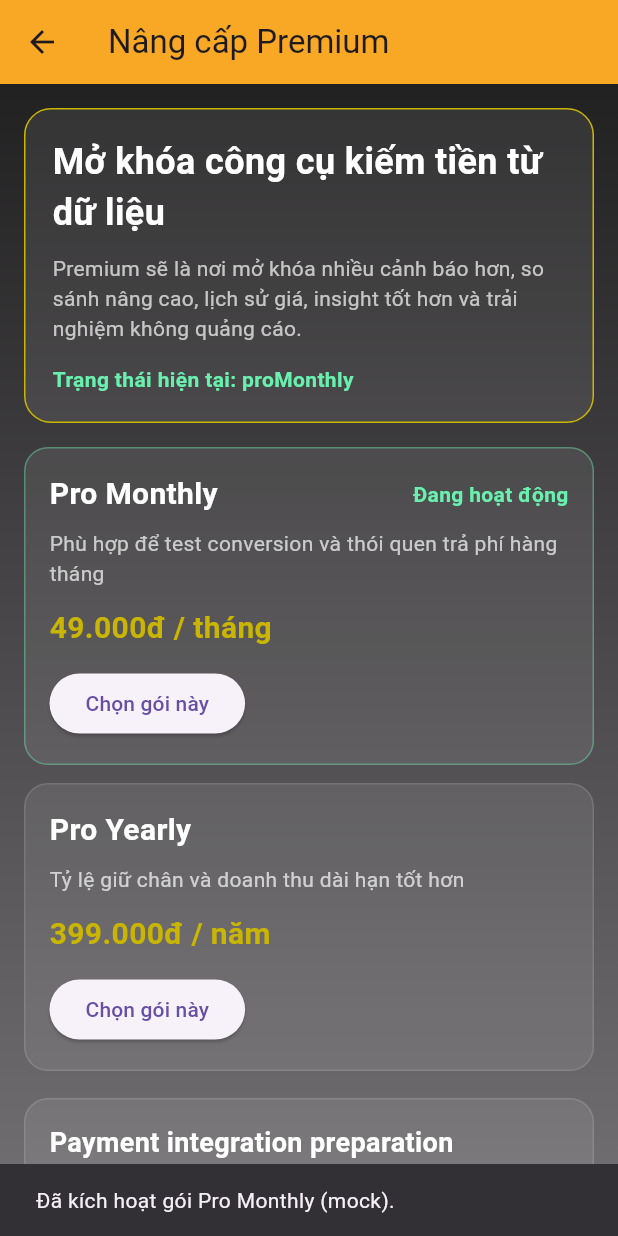
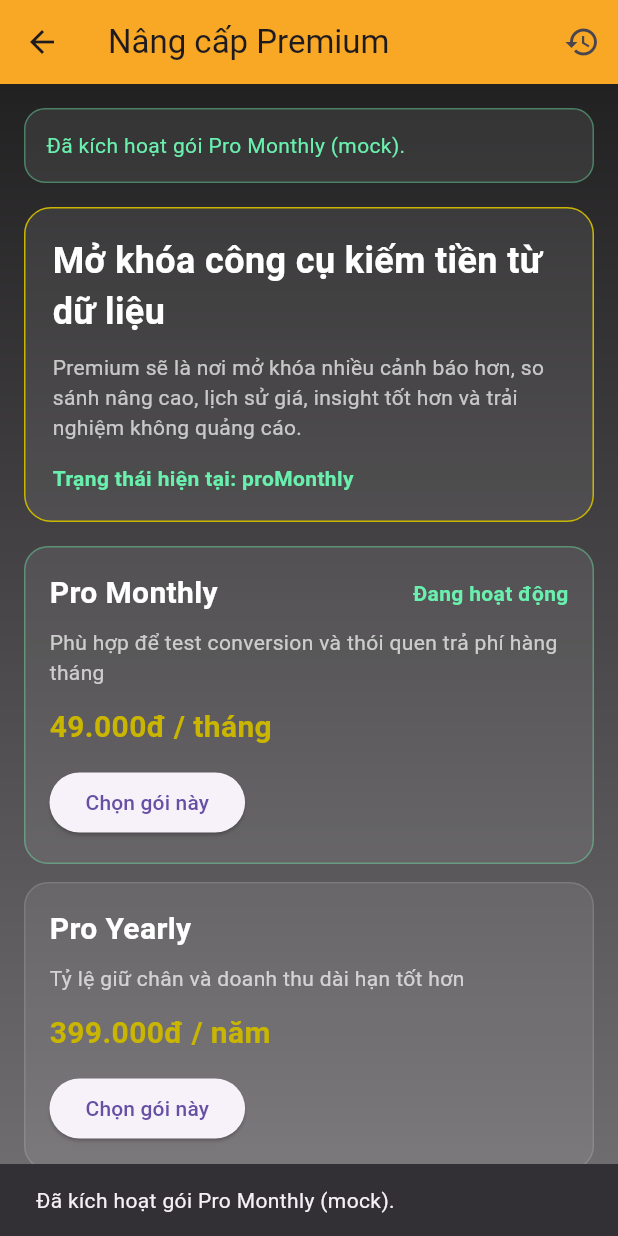
Before and after one commit to PhongPhan98/gold_price_app, a Flutter app: the PremiumPaywallScreen screen opened directly, after a tap on "Chọn gói này", on a phone screen of 412 x 824 dp. Run offline on Flutter 3.47's test engine with Material 3 defaults, Android fonts, the phone set to English and light mode, and no system bars; our stand-ins replace shared_preferences; accounts and stored records are empty; network calls fail.

Commit message:
Improve billing-ready premium UX and docs

```diff
--- a/lib/features/premium/presentation/premium_paywall_screen.dart
+++ b/lib/features/premium/presentation/premium_paywall_screen.dart
@@ -18,6 +18,7 @@ class _PremiumPaywallScreenState extends State<PremiumPaywallScreen> {
     isActive: false,
   );
   bool _isLoading = false;
+  String? _statusMessage;
 
   @override
   void initState() {
@@ -26,6 +27,11 @@ class _PremiumPaywallScreenState extends State<PremiumPaywallScreen> {
   }
 
   Future<void> _restorePurchases() async {
+    setState(() {
+      _isLoading = true;
+      _statusMessage = 'Đang kiểm tra trạng thái mua hàng...';
+    });
+
     final status = await _purchaseService.restorePurchases();
     if (!mounted) {
       return;
@@ -33,12 +39,17 @@ class _PremiumPaywallScreenState extends State<PremiumPaywallScreen> {
 
     setState(() {
       _currentStatus = status;
+      _isLoading = false;
+      _statusMessage = status.isPremium
+          ? 'Đã khôi phục trạng thái premium.'
+          : 'Chưa có gói premium nào được kích hoạt.';
     });
   }
 
   Future<void> _activatePlan(PremiumPlan plan) async {
     setState(() {
       _isLoading = true;
+      _statusMessage = 'Đang xử lý gói ${plan.name}...';
     });
 
     final status = await _purchaseService.purchase(plan);
@@ -49,16 +60,13 @@ class _PremiumPaywallScreenState extends State<PremiumPaywallScreen> {
     setState(() {
       _currentStatus = status;
       _isLoading = false;
+      _statusMessage = plan == PremiumPlan.proMonthly
+          ? 'Đã kích hoạt gói Pro Monthly (mock).'
+          : 'Đã kích hoạt gói Pro Yearly (mock).';
     });
 
     ScaffoldMessenger.of(context).showSnackBar(
-      SnackBar(
-        content: Text(
-          plan == PremiumPlan.proMonthly
-              ? 'Đã kích hoạt gói Pro Monthly (mock).'
-              : 'Đã kích hoạt gói Pro Yearly (mock).',
-        ),
-      ),
+      SnackBar(content: Text(_statusMessage!)),
     );
   }
 
@@ -68,6 +76,13 @@ class _PremiumPaywallScreenState extends State<PremiumPaywallScreen> {
       appBar: AppBar(
         title: const Text('Nâng cấp Premium'),
         backgroundColor: Colors.yellow[800],
+        actions: [
+          IconButton(
+            onPressed: _isLoading ? null : _restorePurchases,
+            icon: const Icon(Icons.restore),
+            tooltip: 'Khôi phục mua hàng',
+          ),
+        ],
       ),
       body: Container(
         decoration: const BoxDecoration(
@@ -80,6 +95,29 @@ class _PremiumPaywallScreenState extends State<PremiumPaywallScreen> {
         child: ListView(
           padding: const EdgeInsets.all(16),
           children: [
+            if (_statusMessage != null) ...[
+              Container(
+                margin: const EdgeInsets.only(bottom: 16),
+                padding: const EdgeInsets.all(14),
+                decoration: BoxDecoration(
+                  color: Colors.white.withValues(alpha: 0.08),
+                  borderRadius: BorderRadius.circular(14),
+                  border: Border.all(
+                    color: _currentStatus.isPremium
+                        ? Colors.greenAccent.withValues(alpha: 0.4)
+                        : Colors.white12,
+                  ),
+                ),
+                child: Text(
+                  _statusMessage!,
+                  style: TextStyle(
+                    color: _currentStatus.isPremium
+                        ? Colors.greenAccent
+                        : Colors.white70,
+                  ),
+                ),
+              ),
+            ],
             Container(
               padding: const EdgeInsets.all(18),
               decoration: BoxDecoration(
@@ -161,6 +199,7 @@ class _PremiumPaywallScreenState extends State<PremiumPaywallScreen> {
                   Text('• Đã tách abstraction cho purchase flow', style: TextStyle(color: Colors.white70)),
                   Text('• Có thể thay MockPurchaseService bằng billing thật sau này', style: TextStyle(color: Colors.white70)),
                   Text('• Restore purchase path đã có skeleton', style: TextStyle(color: Colors.white70)),
+                  Text('• Có loading/state message để chuẩn bị cho flow billing thật', style: TextStyle(color: Colors.white70)),
                 ],
               ),
             ),
```
Also changed, not shown: 2 other files.
